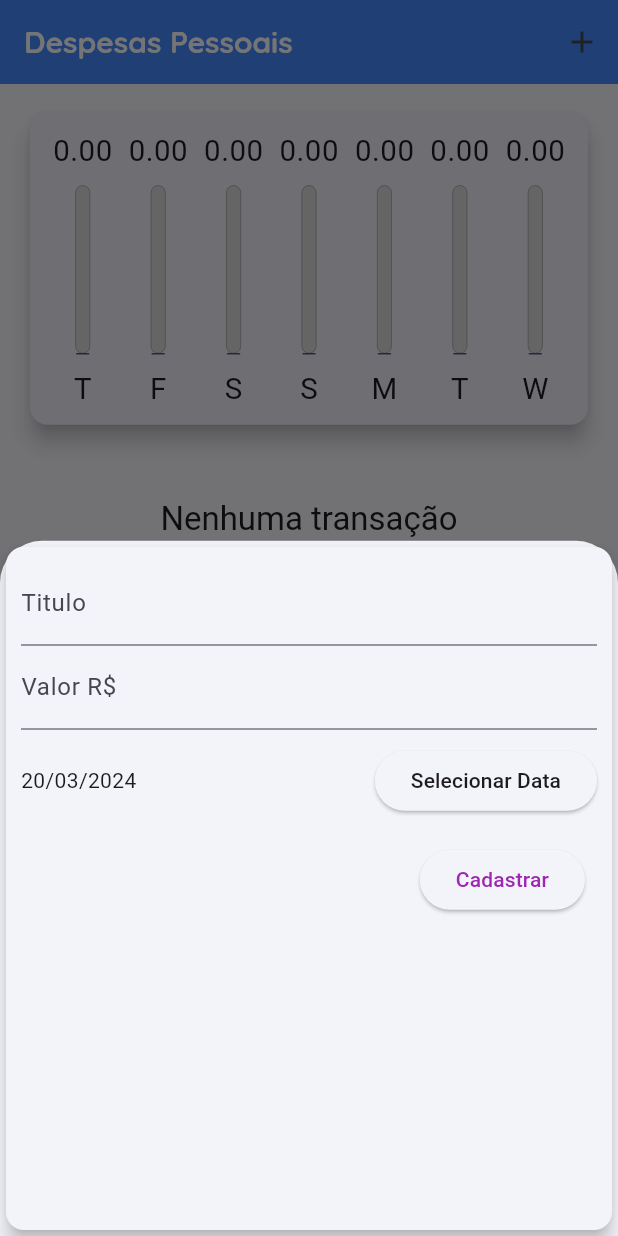
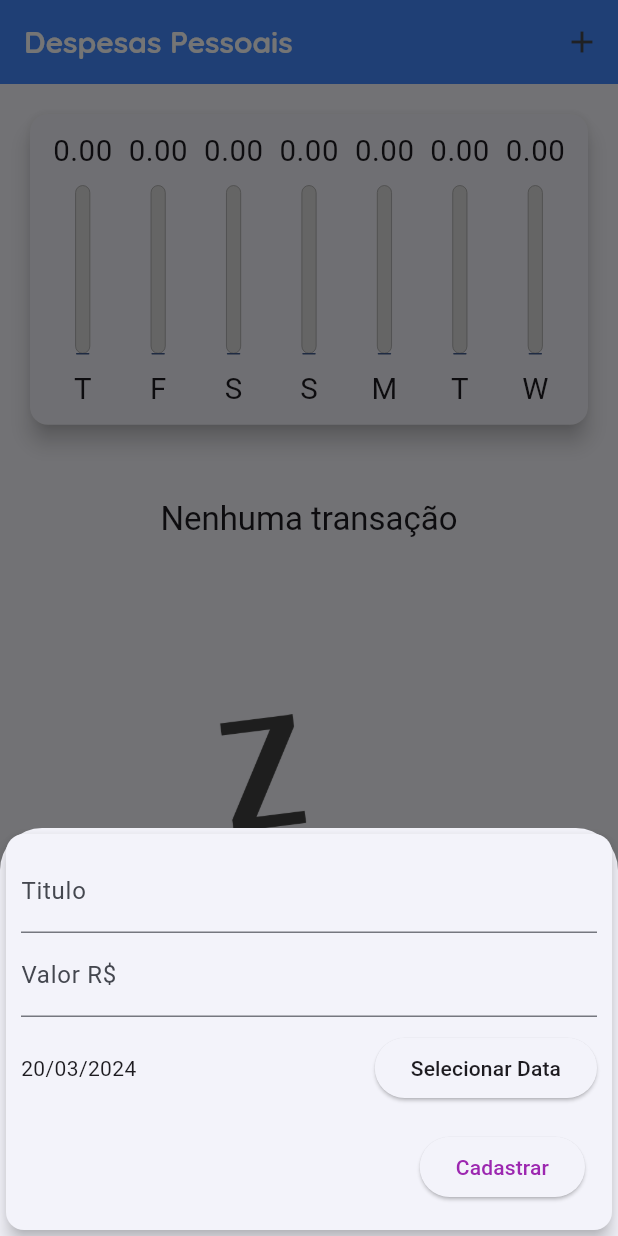
Before and after one commit to gilmario-kpslow/despesas-aula-fluter, a Flutter app: the screen it shows after launch, after a tap on the "add" icon, on a phone screen of 412 x 824 dp. Run offline on Flutter 3.47's test engine with Material 3 defaults, Android fonts, the phone set to English and light mode, and no system bars.

Commit message:
Comit automatico gerado pelo sistema

```diff
--- a/lib/components/chart_bar.dart
+++ b/lib/components/chart_bar.dart
@@ -51,7 +51,7 @@ class ChartBar extends StatelessWidget {
           SizedBox(
             height: contraints.maxHeight * 0.05,
           ),
-          Container(
+          SizedBox(
               height: contraints.maxHeight * 0.15,
               child: FittedBox(child: Text(label)))
         ],
--- a/lib/components/transaction_form.dart
+++ b/lib/components/transaction_form.dart
@@ -46,10 +46,15 @@ class _TransactionFormState extends State<TransactionForm> {
 
   @override
   Widget build(BuildContext context) {
-    return Card(
+    return SingleChildScrollView(
+      child: Card(
         elevation: 5,
         child: Padding(
-        padding: const EdgeInsets.all(10.0),
+          padding: EdgeInsets.only(
+              top: 10,
+              right: 10,
+              left: 10,
+              bottom: 10 + MediaQuery.of(context).viewInsets.bottom),
           child: Column(crossAxisAlignment: CrossAxisAlignment.end, children: [
             TextField(
               decoration: const InputDecoration(labelText: "Titulo"),
@@ -58,7 +63,8 @@ class _TransactionFormState extends State<TransactionForm> {
             TextField(
               decoration: const InputDecoration(labelText: "Valor R\$"),
               controller: _valorController,
-            keyboardType: const TextInputType.numberWithOptions(decimal: true),
+              keyboardType:
+                  const TextInputType.numberWithOptions(decimal: true),
               onSubmitted: (_) => _submitForm(),
             ),
             Container(
@@ -90,6 +96,7 @@ class _TransactionFormState extends State<TransactionForm> {
             )
           ]),
         ),
+      ),
     );
   }
 }
```
Also changed, not shown: lib/components/transaction_list.dart (+18 -8 lines). Lines whose indentation alone changed are shown as unchanged.
